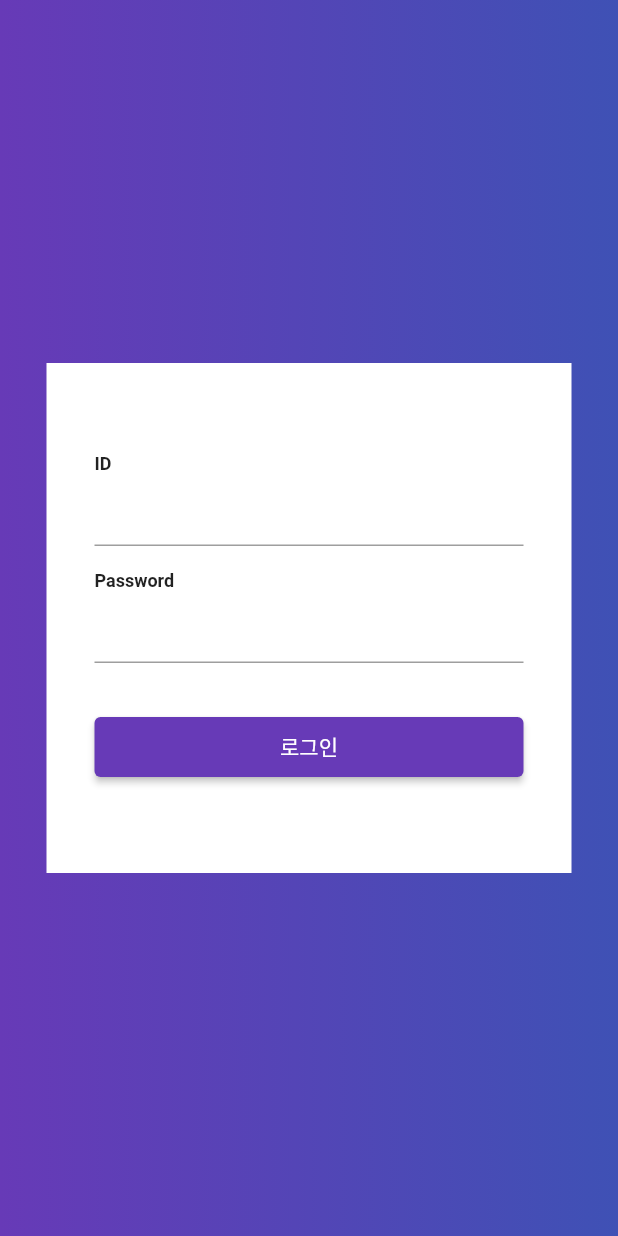
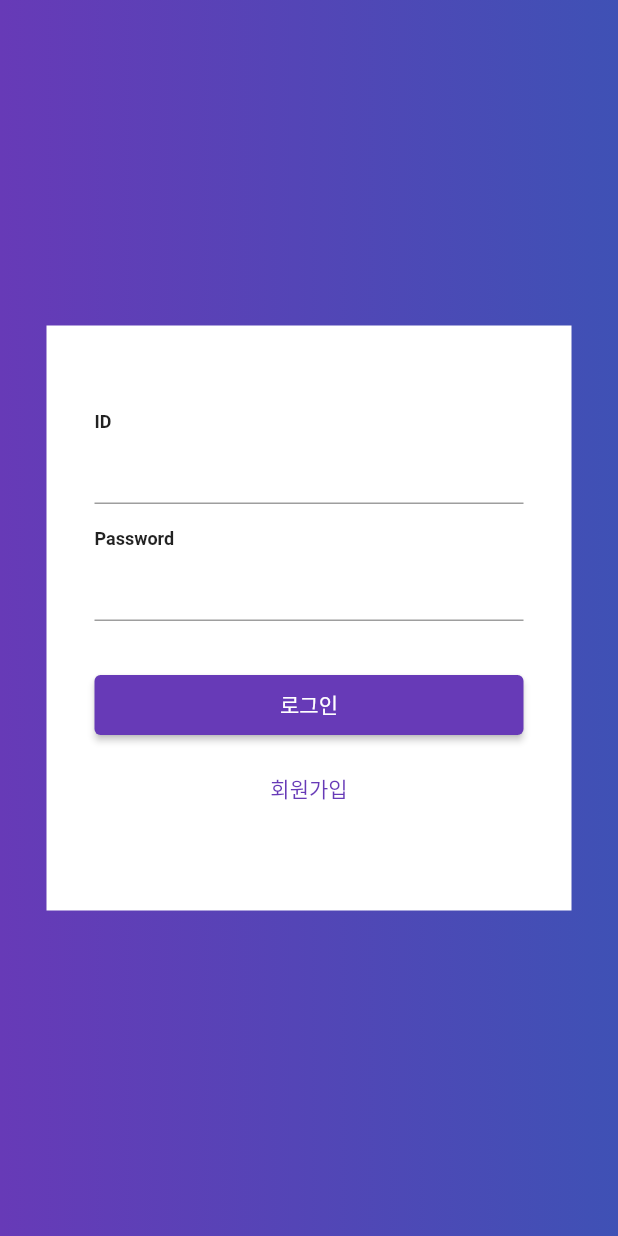
Before and after one commit to JIHEE3/tikkeul_front_end_flutter, a Flutter app: the screen it shows after launch, on a phone screen of 412 x 824 dp. Run offline on Flutter 3.47's test engine with Material 2 defaults, Android fonts, the phone set to English and light mode, and no system bars; our stand-ins replace dio, flutter_secure_storage, image_picker.

Commit message:
로그인 페이지 > 회원가입 페이지로 가는 버튼 추가

```diff
--- a/lib/pages/sign_in.dart
+++ b/lib/pages/sign_in.dart
@@ -63,7 +63,7 @@ class _SignInState extends State<SignIn> {
         body: Center(
           child: Container(
             width: 350,
-            height: 340,
+            height: 390,
             color: Colors.white,
             child: Container(
               padding: EdgeInsets.all(32),
@@ -109,6 +109,15 @@ class _SignInState extends State<SignIn> {
                       onPressed: _handleSubmit(context),
                       child: Text('로그인'),
                     ),
+                    SizedBox(
+                      height: 8.0,
+                    ),
+                    TextButton(
+                      onPressed: () {
+                        Navigator.pushNamed(context, '/signUp');
+                      },
+                      child: Text('회원가입'),
+                    )
                   ],
                 ),
               ),
```
